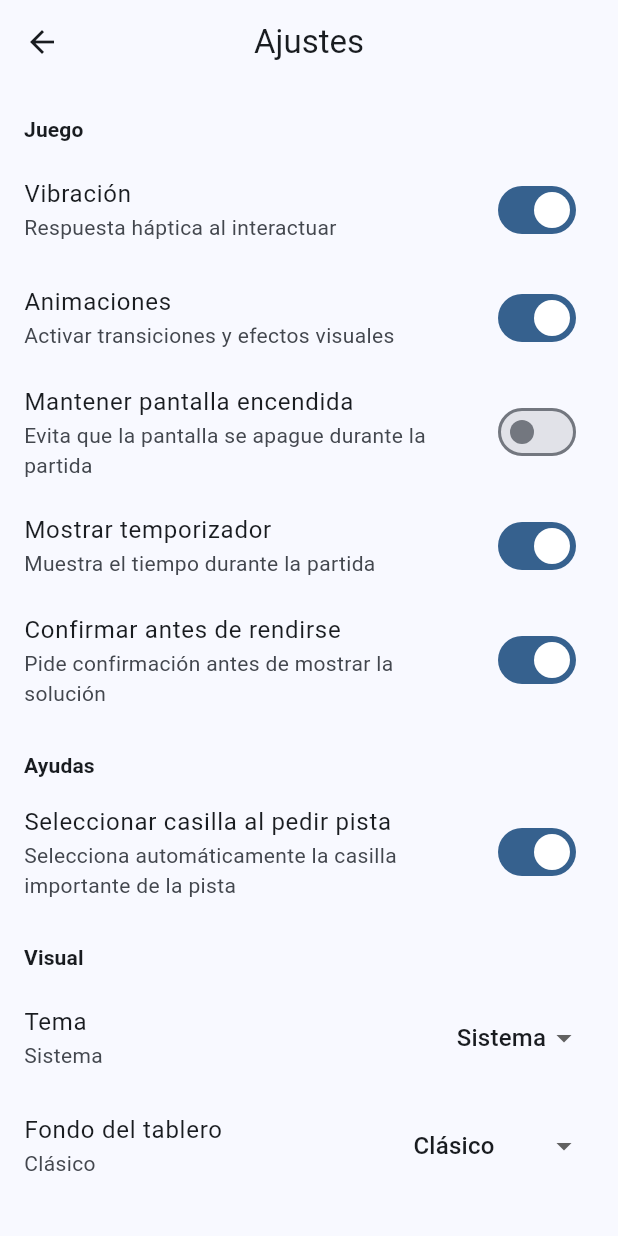
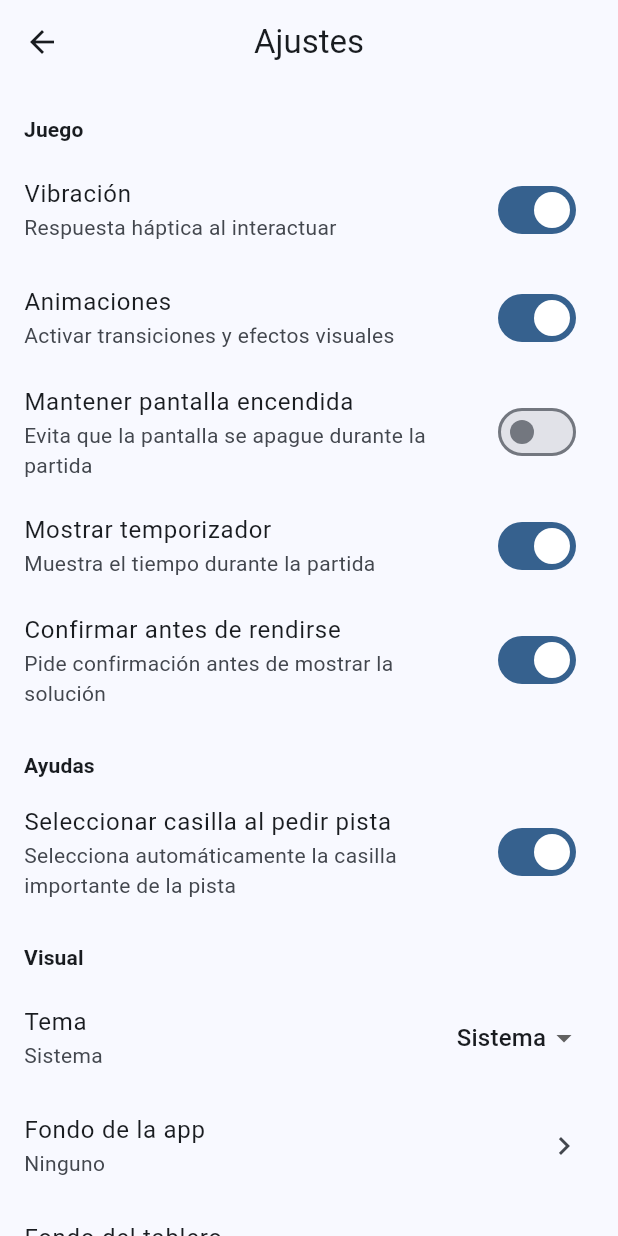
Before and after one commit to Maci050/sudoku_mobile, a Flutter app: the screen it shows after launch, after a tap on the "settings" icon, on a phone screen of 412 x 824 dp. Run offline on Flutter 3.47's test engine with Material 3 defaults, Android fonts, the phone set to English and light mode, and no system bars; our stand-ins replace confetti, flutter_riverpod, hive, hive_flutter, vibration, wakelock_plus; accounts and stored records are empty.

Commit message:
feat: fondos aplicacion añadidos

```diff
--- /dev/null
+++ b/lib/core/widgets/app_themed_scaffold.dart
@@ -0,0 +1,41 @@
+import 'package:flutter/material.dart';
+import 'package:flutter_riverpod/flutter_riverpod.dart';
+import '../../features/settings/presentation/settings_controller.dart';
+import 'theme_background.dart';
+import '../../features/settings/domain/app_settings.dart';
+
+class AppThemedScaffold extends ConsumerWidget {
+  final Widget body;
+  final PreferredSizeWidget? appBar;
+  final Widget? bottomNavigationBar;
+  final bool extendBody;
+  final FloatingActionButton? floatingActionButton;
+  final FloatingActionButtonLocation? floatingActionButtonLocation;
+
+  const AppThemedScaffold({
+    super.key,
+    required this.body,
+    this.appBar,
+    this.bottomNavigationBar,
+    this.extendBody = false,
+    this.floatingActionButton,
+    this.floatingActionButtonLocation,
+  });
+
+  @override
+  Widget build(BuildContext context, WidgetRef ref) {
+    final settings = ref.watch(settingsControllerProvider);
+    return ThemeBackground(
+      assetPath: settings.backgroundTheme.assetPath,
+      child: Scaffold(
+        backgroundColor: Colors.transparent,
+        appBar: appBar,
+        body: body,
+        bottomNavigationBar: bottomNavigationBar,
+        extendBody: extendBody,
+        floatingActionButton: floatingActionButton,
+        floatingActionButtonLocation: floatingActionButtonLocation,
+      ),
+    );
+  }
+}
--- /dev/null
+++ b/lib/core/widgets/theme_background.dart
@@ -0,0 +1,39 @@
+import 'package:flutter/material.dart';
+
+class ThemeBackground extends StatelessWidget {
+  final Widget child;
+  final String? assetPath;
+
+  const ThemeBackground({
+    super.key,
+    required this.child,
+    this.assetPath,
+  });
+
+  @override
+  Widget build(BuildContext context) {
+    if (assetPath == null) {
+      return Container(
+        color: Theme.of(context).scaffoldBackgroundColor,
+        child: child,
+      );
+    }
+
+    return Stack(
+      children: [
+        Positioned.fill(
+          child: Image.asset(
+            assetPath!,
+            fit: BoxFit.cover,
+          ),
+        ),
+        Positioned.fill(
+          child: Container(
+            color: Colors.white.withValues(alpha: 0.20),
+          ),
+        ),
+        child,
+      ],
+    );
+  }
+}
--- a/lib/features/daily_challenge/presentation/daily_challenge_page.dart
+++ b/lib/features/daily_challenge/presentation/daily_challenge_page.dart
@@ -2,6 +2,7 @@ import 'package:flutter/material.dart';
 import 'package:flutter_riverpod/flutter_riverpod.dart';
 import '../../game/presentation/controllers/game_controller.dart';
 import '../../game/presentation/pages/game_page.dart';
+import '../../../../core/widgets/app_themed_scaffold.dart';
 
 class DailyChallengesPage extends ConsumerWidget {
   const DailyChallengesPage({super.key});
@@ -77,7 +78,7 @@ class DailyChallengesPage extends ConsumerWidget {
     final controller = ref.read(gameControllerProvider.notifier);
     final days = _lastDays(count: 21);
 
-    return Scaffold(
+    return AppThemedScaffold(
       appBar: AppBar(
         title: const Text('Desafíos diarios'),
         centerTitle: true,
--- a/lib/features/game/presentation/pages/game_page.dart
+++ b/lib/features/game/presentation/pages/game_page.dart
@@ -12,6 +12,7 @@ import '../../../settings/presentation/settings_page.dart';
 import '../widgets/hint_banner.dart';
 import 'package:wakelock_plus/wakelock_plus.dart';
 import '../../../settings/presentation/settings_controller.dart';
+import '../../../../core/widgets/app_themed_scaffold.dart';
 
 class GamePage extends ConsumerStatefulWidget {
   final Difficulty? startDifficulty;
@@ -135,7 +136,7 @@ class _GamePageState extends ConsumerState<GamePage>
       onPopInvokedWithResult: (_, _) {
         ref.read(gameControllerProvider.notifier).pauseGame();
       },
-      child: Scaffold(
+      child: AppThemedScaffold(
         appBar: AppBar(
           title: Text(board.isDailyChallenge ? 'Desafío diario' : 'Sudoku'),
           centerTitle: true,
--- a/lib/features/history/presentation/history_page.dart
+++ b/lib/features/history/presentation/history_page.dart
@@ -1,4 +1,5 @@
 import 'package:flutter/material.dart';
+import 'package:sudoku_mobile/core/widgets/app_themed_scaffold.dart';
 import '../../game/domain/difficulty.dart';
 import '../data/history_storage.dart';
 import '../domain/completed_game.dart';
@@ -32,7 +33,7 @@ class _HistoryPageState extends State<HistoryPage> {
 
   @override
   Widget build(BuildContext context) {
-    return Scaffold(
+    return AppThemedScaffold(
       appBar: AppBar(
         title: const Text('Historial'),
       ),
--- a/lib/features/home/presentation/home_page.dart
+++ b/lib/features/home/presentation/home_page.dart
@@ -1,6 +1,9 @@
 import 'dart:math';
 
 import 'package:flutter/material.dart';
+import 'package:flutter_riverpod/flutter_riverpod.dart';
+import 'package:sudoku_mobile/core/widgets/app_themed_scaffold.dart';
+
 import '../../daily_challenge/presentation/daily_challenge_page.dart';
 import '../../game/domain/difficulty.dart';
 import '../../game/presentation/pages/game_page.dart';
@@ -11,7 +14,7 @@ import '../../settings/presentation/settings_page.dart';
 import '../../stats/presentation/stats_page.dart';
 import '../../training/presentation/training_page.dart';
 
-class HomePage extends StatelessWidget {
+class HomePage extends ConsumerWidget {
   const HomePage({super.key});
 
   SudokuTip _randomTip() {
@@ -55,13 +58,14 @@ class HomePage extends StatelessWidget {
   }
 
   @override
-  Widget build(BuildContext context) {
+  Widget build(BuildContext context, WidgetRef ref) {
     final tip = _randomTip();
-
-    return Scaffold(
+    return AppThemedScaffold(
     appBar: AppBar(
       title: const Text('Sudoku'),
       centerTitle: true,
+      backgroundColor: Colors.white.withValues(alpha: 0.55),
+      elevation: 0,
       actions: [
         IconButton(
           icon: const Icon(Icons.settings_outlined),
@@ -76,6 +80,7 @@ class HomePage extends StatelessWidget {
         ),
       ],
     ),
+    extendBody: true,
     body: SafeArea(
       child: Column(
         children: [
@@ -138,6 +143,7 @@ class HomePage extends StatelessWidget {
       ),
     ),
     bottomNavigationBar: NavigationBar(
+      backgroundColor: Colors.white.withValues(alpha: 0.70),
       selectedIndex: 0,
       onDestinationSelected: (index) {
         if (index == 1) {
@@ -200,7 +206,9 @@ class _HomeActionButton extends StatelessWidget {
     final colorScheme = Theme.of(context).colorScheme;
 
     return Material(
-      color: filled ? colorScheme.primary : colorScheme.surfaceContainerHighest,
+      color: filled
+          ? colorScheme.primary
+          : colorScheme.surfaceContainerHighest.withValues(alpha: 0.88),
       borderRadius: BorderRadius.circular(18),
       child: InkWell(
         borderRadius: BorderRadius.circular(18),
@@ -236,6 +244,7 @@ class _HomeActionButton extends StatelessWidget {
                 const SizedBox(height: 4),
                 Text(
                   subtitle!,
+                  textAlign: TextAlign.center,
                   style: TextStyle(
                     fontSize: 12,
                     color: filled
@@ -294,6 +303,10 @@ class _InfoCardState extends State<_InfoCard> {
     final hasMultipleImages = widget.images.length > 1;
 
     return Card(
+      color: Theme.of(context)
+          .colorScheme
+          .surfaceContainerHighest
+          .withValues(alpha: 0.90),
       child: Padding(
         padding: const EdgeInsets.all(16),
         child: Column(
--- a/lib/features/settings/domain/app_settings.dart
+++ b/lib/features/settings/domain/app_settings.dart
@@ -55,6 +55,61 @@ extension SudokuBoardThemeX on SudokuBoardTheme {
   }
 }
 
+enum AppBackgroundTheme {
+  none,
+  dogs,
+  cats,
+  cuadriculado,
+  forest,
+  japan,
+  space,
+  programming,
+}
+
+extension AppBackgroundThemeX on AppBackgroundTheme {
+  String? get assetPath {
+    switch (this) {
+      case AppBackgroundTheme.none:
+        return null;
+      case AppBackgroundTheme.dogs:
+        return 'assets/fondos/fondo_perro.png';
+      case AppBackgroundTheme.cats:
+        return 'assets/fondos/fondo_gato.png';
+      case AppBackgroundTheme.cuadriculado:
+        return 'assets/fondos/fondo_cuadriculado.png';
+      case AppBackgroundTheme.forest:
+        return 'assets/fondos/fondo_forest.png';
+      case AppBackgroundTheme.japan:
+        return 'assets/fondos/fondo_japon.png';
+      case AppBackgroundTheme.space:
+        return 'assets/fondos/fondo_space.png';
+      case AppBackgroundTheme.programming:
+        return 'assets/fondos/fondo_programming.png';
+    }
+  }
+
+  String get label {
+    switch (this) {
+      case AppBackgroundTheme.none:
+        return 'Ninguno';
+      case AppBackgroundTheme.dogs:
+        return 'Perros';
+      case AppBackgroundTheme.cats:
+        return 'Gatos';
+      case AppBackgroundTheme.cuadriculado:
+        return 'Cuadriculado';
+      case AppBackgroundTheme.forest:
+        return 'Bosque';
+      case AppBackgroundTheme.japan:
+        return 'Japón';
+      case AppBackgroundTheme.space:
+        return 'Espacio';
+      case AppBackgroundTheme.programming:
+        return 'Programación';
+    }
+  }
+}
+
 class AppSettings {
   final bool vibrationEnabled;
   final bool animationsEnabled;
@@ -64,6 +119,7 @@ class AppSettings {
   final bool autoSelectHintCell;
   final AppThemeModeSetting themeMode;
   final SudokuBoardTheme boardTheme;
+  final AppBackgroundTheme backgroundTheme;
   const AppSettings({
     required this.vibrationEnabled,
     required this.animationsEnabled,
@@ -73,6 +129,7 @@ class AppSettings {
     required this.autoSelectHintCell,
     required this.themeMode,
     required this.boardTheme,
+    required this.backgroundTheme,
   });
 
   AppSettings copyWith({
@@ -84,6 +141,7 @@ class AppSettings {
     bool? autoSelectHintCell,
     AppThemeModeSetting? themeMode,
     SudokuBoardTheme? boardTheme,
+    AppBackgroundTheme? backgroundTheme,
   }) {
     return AppSettings(
       vibrationEnabled: vibrationEnabled ?? this.vibrationEnabled,
@@ -95,6 +153,7 @@ class AppSettings {
       autoSelectHintCell: autoSelectHintCell ?? this.autoSelectHintCell,
       themeMode: themeMode ?? this.themeMode,
       boardTheme: boardTheme ?? this.boardTheme,
+      backgroundTheme: backgroundTheme ?? this.backgroundTheme,
     );
   }
 
@@ -108,6 +167,8 @@ class AppSettings {
       autoSelectHintCell: true,
       themeMode: AppThemeModeSetting.system,
       boardTheme: SudokuBoardTheme.classic,
+      backgroundTheme: AppBackgroundTheme.none,
+
     );
   }
 
@@ -121,6 +182,7 @@ class AppSettings {
       'autoSelectHintCell': autoSelectHintCell,
       'themeMode': themeMode.name,
       'boardTheme': boardTheme.name,
+      'backgroundTheme': backgroundTheme.name,
     };
   }
 
@@ -145,6 +207,10 @@ class AppSettings {
         (e) => e.name == map['boardTheme'],
         orElse: () => SudokuBoardTheme.classic,
       ),
+      backgroundTheme: AppBackgroundTheme.values.firstWhere(
+        (e) => e.name == map['backgroundTheme'],
+        orElse: () => AppBackgroundTheme.none,
+      ),
     );
   }
 }
--- a/lib/features/settings/presentation/settings_controller.dart
+++ b/lib/features/settings/presentation/settings_controller.dart
@@ -61,4 +61,10 @@ class SettingsController extends StateNotifier<AppSettings> {
     state = state.copyWith(boardTheme: value);
     _save();
   }
+
+  void setBackgroundTheme(AppBackgroundTheme value) {
+    state = state.copyWith(backgroundTheme: value);
+    _save();
+  }
+
 }
--- a/lib/features/settings/presentation/settings_page.dart
+++ b/lib/features/settings/presentation/settings_page.dart
@@ -3,6 +3,7 @@ import 'package:flutter_riverpod/flutter_riverpod.dart';
 import '../domain/app_settings.dart';
 import 'settings_controller.dart';
 import 'about_page.dart';
+import '../../../core/widgets/app_themed_scaffold.dart';
 
 class SettingsPage extends ConsumerWidget {
   const SettingsPage({super.key});
@@ -12,7 +13,7 @@ class SettingsPage extends ConsumerWidget {
     final settings = ref.watch(settingsControllerProvider);
     final controller = ref.read(settingsControllerProvider.notifier);
 
-    return Scaffold(
+    return AppThemedScaffold(
       appBar: AppBar(
         title: const Text('Ajustes'),
         centerTitle: true,
@@ -84,6 +85,33 @@ class SettingsPage extends ConsumerWidget {
             ),
           ),
           ListTile(
+            title: const Text('Fondo de la app'),
+            subtitle: Text(settings.backgroundTheme.label),
+            trailing: const Icon(Icons.chevron_right),
+            onTap: () {
+              showModalBottomSheet(
+                context: context,
+                showDragHandle: true,
+                builder: (_) {
+                  return ListView(
+                    children: AppBackgroundTheme.values.map((theme) {
+                      return ListTile(
+                        title: Text(theme.label),
+                        trailing: settings.backgroundTheme == theme
+                            ? const Icon(Icons.check)
+                            : null,
+                        onTap: () {
+                          controller.setBackgroundTheme(theme);
+                          Navigator.pop(context);
+                        },
+                      );
+                    }).toList(),
+                  );
+                },
+              );
+            },
+          ),
+          ListTile(
             title: const Text('Fondo del tablero'),
             subtitle: Text(settings.boardTheme.label),
             trailing: DropdownButton<SudokuBoardTheme>(
--- a/lib/features/stats/presentation/stats_page.dart
+++ b/lib/features/stats/presentation/stats_page.dart
@@ -1,4 +1,5 @@
 import 'package:flutter/material.dart';
+import 'package:sudoku_mobile/core/widgets/app_themed_scaffold.dart';
 import '../../achievements/domain/achievement.dart';
 import '../../achievements/domain/achievement_service.dart';
 import '../../achievements/presentation/achievements_page.dart';
@@ -104,7 +105,7 @@ class StatsPage extends StatelessWidget {
       : history.map((g) => g.hintsUsed).reduce((a, b) => a + b) ~/
           history.length;
 
-    return Scaffold(
+    return AppThemedScaffold(
       appBar: AppBar(
         title: const Text('Estadísticas'),
         centerTitle: true,
--- a/lib/features/training/presentation/training_page.dart
+++ b/lib/features/training/presentation/training_page.dart
@@ -3,6 +3,7 @@ import '../data/training_levels_data.dart';
 import '../data/training_progress_storage.dart';
 import '../domain/training_level.dart';
 import 'training_session_page.dart';
+import '../../../../core/widgets/app_themed_scaffold.dart';
 
 class TrainingPage extends StatelessWidget {
   const TrainingPage({super.key});
@@ -86,7 +87,7 @@ class TrainingPage extends StatelessWidget {
       entry.value.sort((a, b) => a.order.compareTo(b.order));
     }
 
-    return Scaffold(
+    return AppThemedScaffold(
       appBar: AppBar(
         title: const Text('Entrenamiento'),
         centerTitle: true,
--- a/pubspec.yaml
+++ b/pubspec.yaml
@@ -30,6 +30,7 @@ flutter:
   uses-material-design: true
   assets:
     - assets/tips/
+    - assets/fondos/
 
 flutter_launcher_icons:
   android: true
```
Also changed, not shown: 7 other files. Lines whose indentation alone changed are shown as unchanged.
